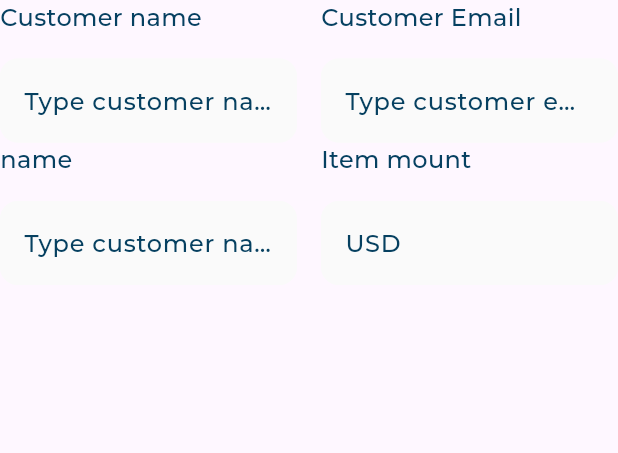
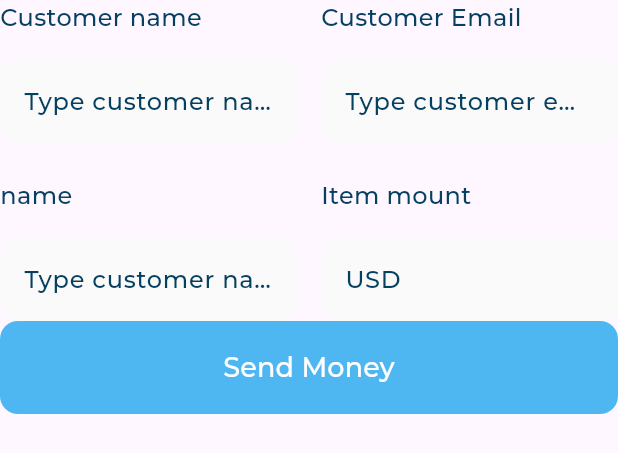
Before and after one commit to YasmeenGad/dashboard, a Flutter app: the QuickInvoiceForm widget shown alone on an empty page, opened directly, on a phone screen of 412 x 824 dp. Shown: the top 453 px of the screen. Run offline on Flutter 3.47's test engine with Material 3 defaults, Android fonts, the phone set to English and light mode, and no system bars; our stand-ins replace flutter_svg; project files that could hold a hidden picture were left out.

Commit message:
create custom button

```diff
--- /dev/null
+++ b/lib/widgets/custom_button.dart
@@ -0,0 +1,26 @@
+import 'package:dashboard/utils/app_styles.dart';
+import 'package:flutter/material.dart';
+
+class CustomButton extends StatelessWidget {
+  const CustomButton({super.key});
+
+  @override
+  Widget build(BuildContext context) {
+    return SizedBox(
+      height: 62,
+      child: ElevatedButton(
+        style: ElevatedButton.styleFrom(
+          shape:
+              RoundedRectangleBorder(borderRadius: BorderRadius.circular(12)),
+          elevation: 0,
+          backgroundColor: Color(0xFF4EB7F2),
+        ),
+        onPressed: () {},
+        child: Text(
+          "Send Money",
+          style: AppStyles.styleSemiBold18,
+        ),
+      ),
+    );
+  }
+}
--- a/lib/widgets/quick_invoice_form.dart
+++ b/lib/widgets/quick_invoice_form.dart
@@ -1,3 +1,4 @@
+import 'package:dashboard/widgets/custom_button.dart';
 import 'package:dashboard/widgets/title_text_field.dart';
 import 'package:flutter/material.dart';
 
@@ -21,6 +22,9 @@ class QuickInvoiceForm extends StatelessWidget {
                     title: "Customer Email", hint: "Type customer email")),
           ],
         ),
+        const SizedBox(
+          height: 24,
+        ),
         Row(
           children: [
             Expanded(
@@ -33,6 +37,11 @@ class QuickInvoiceForm extends StatelessWidget {
                 child: const TitleTextField(title: "Item mount", hint: "USD")),
           ],
         ),
+        Row(
+          children: [
+            Expanded(child: const CustomButton()),
+          ],
+        ),
       ],
     );
   }
--- a/pubspec.yaml
+++ b/pubspec.yaml
@@ -85,7 +85,6 @@ flutter:
       fonts:
         - asset: assets/fonts/Montserrat-Medium.ttf
         - asset: assets/fonts/Montserrat-Regular.ttf
-          weight: 500
 
   #
   # For details regarding fonts from package dependencies,
```
